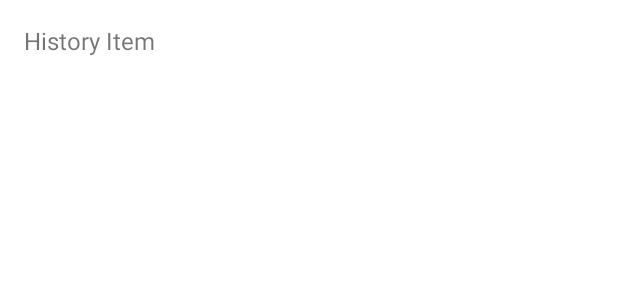
After one commit to xxialingfeng/Team12_final_project, an Android app: the layout history_item.xml on its own in the app's theme, with its tools: preview values and no code run, on a phone screen of 412 x 824 dp. The commit adds this screen. Shown: the top 300 px of the screen. Run offline under Robolectric (Android 15) with nearby library versions, the phone set to English and light mode, and no system bars.

Commit message:
history feature with swipe to delete

```diff
--- /dev/null
+++ b/app/src/main/res/layout/history_item.xml
@@ -0,0 +1,15 @@
+<?xml version="1.0" encoding="utf-8"?>
+<LinearLayout xmlns:android="http://schemas.android.com/apk/res/android"
+    android:layout_width="match_parent"
+    android:layout_height="wrap_content"
+    android:orientation="vertical"
+    android:padding="16dp">
+
+    <TextView
+        android:id="@+id/history_text_view"
+        android:layout_width="wrap_content"
+        android:layout_height="wrap_content"
+        android:text="History Item"
+        android:textSize="16sp" />
+
+</LinearLayout>
```
Also changed, not shown: app/src/main/java/edu/northeastern/group_project_team12/HistoryAdapter.java (added, +53 -0 lines), app/src/main/java/edu/northeastern/group_project_team12/SwipeToDeleteCallback.java (added, +25 -0 lines), app/src/main/java/edu/northeastern/group_project_team12/meFragment.java (+60 -4 lines), app/src/main/res/layout/tab04.xml (+13 -4 lines), 1 other file.
